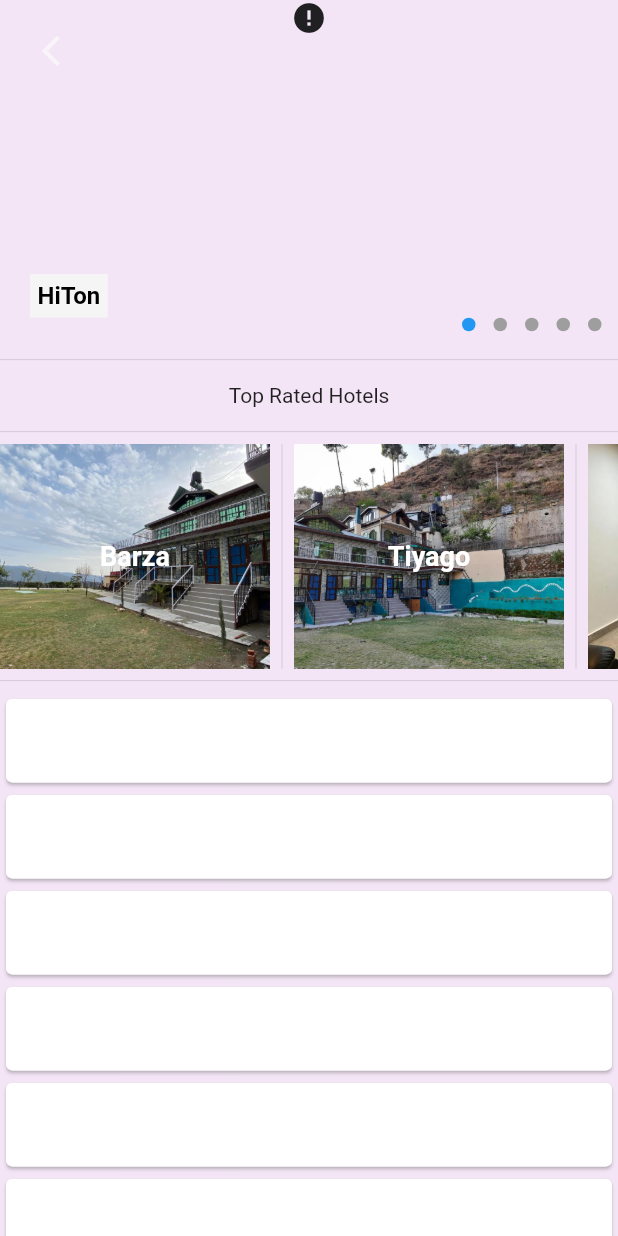
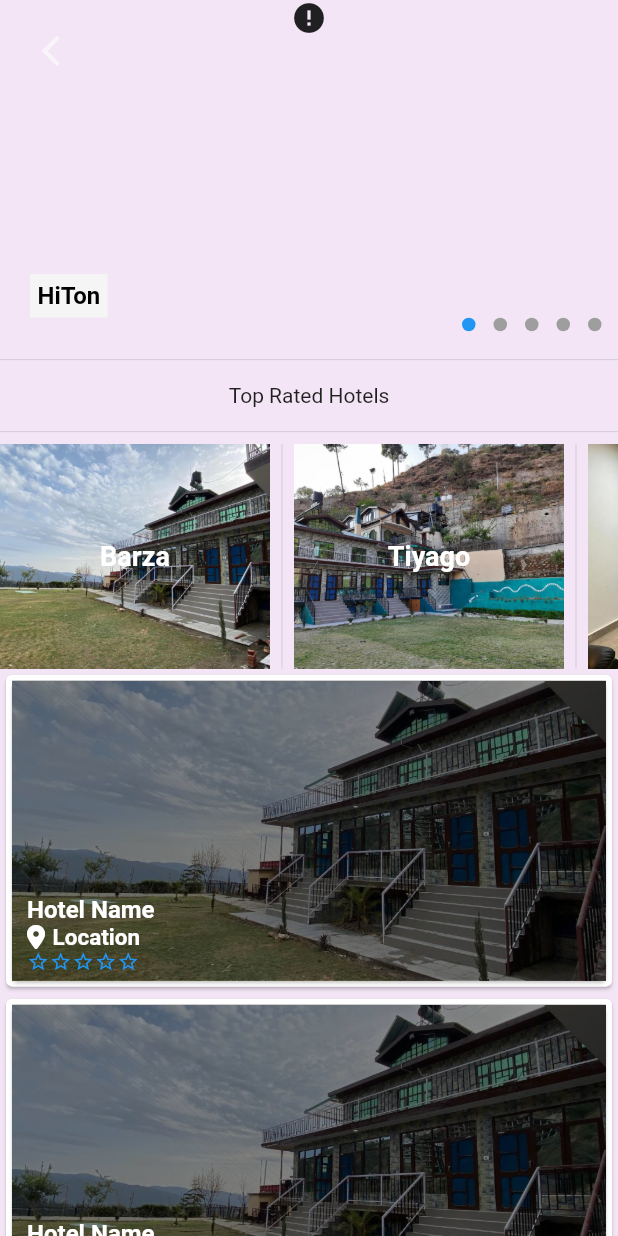
Before and after one commit to sanalsanjanz/bookings, a Flutter app: the HotelList screen opened directly with empty values, on a phone screen of 412 x 824 dp. Run offline on Flutter 3.47's test engine with Material 2 defaults, Android fonts, the phone set to English and light mode, and no system bars; drawn by our look-alikes of cached_network_image, carousel_slider, dots_indicator; our stand-ins replace font_awesome_flutter, google_nav_bar, smooth_star_rating_null_safety; network calls fail.

Commit message:
adding booking page

```diff
--- /dev/null
+++ b/lib/constants/constants.dart
@@ -0,0 +1,24 @@
+import 'package:bookmyroom/widgets/hotelSlide.dart';
+
+final items = [
+  HotelSlideItems(
+      imageLink:
+          'https://images.pexels.com/photos/258154/pexels-photo-258154.jpeg',
+      hotelName: 'HiTon'),
+  HotelSlideItems(
+      imageLink:
+          'https://images.pexels.com/photos/271624/pexels-photo-271624.jpeg',
+      hotelName: 'ABV Hotel'),
+  HotelSlideItems(
+      imageLink:
+          'https://images.pexels.com/photos/271624/pexels-photo-271624.jpeg',
+      hotelName: 'Mariya'),
+  HotelSlideItems(
+      imageLink:
+          'https://images.pexels.com/photos/258154/pexels-photo-258154.jpeg',
+      hotelName: 'TOP Stay'),
+  HotelSlideItems(
+      imageLink:
+          'https://s3.india.com/travel/wp-content/uploads/2015/05/Main10.jpg',
+      hotelName: 'ROOFTO')
+];
--- a/lib/search/stay/hotelLists.dart
+++ b/lib/search/stay/hotelLists.dart
@@ -1,42 +1,26 @@
 // ignore_for_file: must_be_immutable
 
-import 'package:cached_network_image/cached_network_image.dart';
+import 'package:bookmyroom/constants/constants.dart';
+import 'package:bookmyroom/search/stay/hotelDetails.dart';
+import 'package:bookmyroom/widgets/hotelCard.dart';
 import 'package:carousel_slider/carousel_slider.dart';
 import 'package:dots_indicator/dots_indicator.dart';
 import 'package:flutter/material.dart';
 import 'package:flutter/services.dart';
+import 'package:font_awesome_flutter/font_awesome_flutter.dart';
+import 'package:smooth_star_rating_null_safety/smooth_star_rating_null_safety.dart';
 
 class HotelList extends StatefulWidget {
   HotelList({super.key, required this.city, required this.image});
   String city;
   String image;
+
   @override
   State<HotelList> createState() => _HotelListState();
 }
 
 class _HotelListState extends State<HotelList> {
-  final items = [
-    HotelSlideItems(
-        imageLink:
-            'https://images.pexels.com/photos/258154/pexels-photo-258154.jpeg',
-        hotelName: 'HiTon'),
-    HotelSlideItems(
-        imageLink:
-            'https://images.pexels.com/photos/271624/pexels-photo-271624.jpeg',
-        hotelName: 'ABV Hotel'),
-    HotelSlideItems(
-        imageLink:
-            'https://images.pexels.com/photos/271624/pexels-photo-271624.jpeg',
-        hotelName: 'Mariya'),
-    HotelSlideItems(
-        imageLink:
-            'https://images.pexels.com/photos/258154/pexels-photo-258154.jpeg',
-        hotelName: 'TOP Stay'),
-    HotelSlideItems(
-        imageLink:
-            'https://s3.india.com/travel/wp-content/uploads/2015/05/Main10.jpg',
-        hotelName: 'ROOFTO')
-  ];
+  double rating = 0.0;
 
   int currentIndex = 0;
 
@@ -111,6 +95,10 @@ class _HotelListState extends State<HotelList> {
               scrollDirection: Axis.horizontal,
               children: [
                 HotelCard(
+                  onTap: () {
+                    Navigator.of(context).push(MaterialPageRoute(
+                        builder: (ctx) => const HotelDetails()));
+                  },
                   name: 'Barza',
                   image: 'assets/1.jpg',
                 ),
@@ -138,106 +126,96 @@ class _HotelListState extends State<HotelList> {
               ],
             ),
           ),
-          const Divider(),
           Expanded(
             child: ListView.builder(
               itemCount: 10,
-                  itemBuilder: (context, index) => const Card(
-                        child: ListTile(),
-                      )))
-        ],
-      ),
-    );
-  }
-}
-
-class HotelCard extends StatelessWidget {
-  HotelCard({super.key, required this.image, required this.name});
-  String image;
-  String name;
-  @override
-  Widget build(BuildContext context) {
-    return Container(
-      decoration: const BoxDecoration(
-        // borderRadius: BorderRadius.circular(10),
-        color: Colors.red,
-      ),
-      height: 180,
-      width: 180,
+              itemBuilder: (context, index) => Card(
+                child: Card(
+                  child: SizedBox(
+                    height: 200,
                     child: Stack(
-        //mainAxisSize: MainAxisSize.min,
                       children: [
-          Image(
-            height: 180,
-            width: 180,
-            opacity: const AlwaysStoppedAnimation(50),
+                        const Column(
+                          children: [
+                            Expanded(
+                              child: Row(
+                                children: [
+                                  Expanded(
+                                    child: Image(
                                       fit: BoxFit.cover,
-            image: AssetImage(image),
-          ),
-          Align(
-            alignment: Alignment.center,
-            child: Center(
-              child: Text(
-                name,
-                style: const TextStyle(
-                    fontSize: 18,
-                    fontWeight: FontWeight.bold,
-                    color: Colors.white),
-              ),
+                                      image: AssetImage('assets/1.jpg'),
                                     ),
                                   ),
                                 ],
                               ),
-    );
-  }
-}
-
-class HotelSlideItems extends StatelessWidget {
-  HotelSlideItems(
-      {super.key, required this.imageLink, required this.hotelName});
-  String imageLink;
-  String hotelName;
-  @override
-  Widget build(BuildContext context) {
-    return SizedBox(
-      height: 250,
-      width: MediaQuery.of(context).size.width,
-      child: Stack(
+                            ),
+                          ],
+                        ),
+                        Column(
                           children: [
-          SizedBox(
-            width: double.maxFinite,
-            child: CachedNetworkImage(
-              fit: BoxFit.cover,
-              imageUrl: imageLink,
-              progressIndicatorBuilder: (context, url, downloadProgress) =>
-                  Center(
-                child: CircularProgressIndicator(
-                  value: downloadProgress.progress,
-                  color: Colors.purple,
+                            Expanded(
+                              child: Container(
+                                color: Colors.black45,
                               ),
                             ),
-              errorWidget: (context, url, error) => const Icon(Icons.error),
+                          ],
+                        ),
+                        Positioned(
+                            bottom: 5,
+                            left: 10,
+                            child: Row(
+                              children: [
+                                Column(
+                                  mainAxisAlignment: MainAxisAlignment.start,
+                                  crossAxisAlignment: CrossAxisAlignment.start,
+                                  children: [
+                                    const Text(
+                                      'Hotel Name',
+                                      style: TextStyle(
+                                          color: Colors.white,
+                                          fontWeight: FontWeight.bold,
+                                          fontSize: 16),
+                                    ),
+                                    const Row(
+                                      children: [
+                                        FaIcon(
+                                          FontAwesomeIcons.locationDot,
+                                          color: Colors.white,
+                                          size: 16,
+                                        ),
+                                        SizedBox(
+                                          width: 5,
+                                        ),
+                                        Text(
+                                          'Location',
+                                          style: TextStyle(
+                                              color: Colors.white,
+                                              fontWeight: FontWeight.bold,
+                                              fontSize: 15),
+                                        ),
+                                      ],
+                                    ),
+                                    SmoothStarRating(
+                                        allowHalfRating: false,
+                                        onRatingChanged: (v) {
+                                          rating = v;
+                                          setState(() {});
+                                        },
+                                        starCount: 5,
+                                        rating: rating,
+                                        size: 15.0,
+                                        filledIconData: Icons.star,
+                                        halfFilledIconData: Icons.blur_on,
+                                        color: Colors.green,
+                                        //  borderColor: Colors.green,
+                                        spacing: 0.0)
+                                  ],
+                                ),
+                              ],
+                            )),
+                      ],
                     ),
                   ),
-          /* Image(
-              width: double.maxFinite,
-              fit: BoxFit.cover,
-              image: NetworkImage(imageLink)), */
-          Positioned(
-            bottom: 20,
-            left: 20,
-            child: Container(
-              padding: const EdgeInsets.all(5),
-              decoration: BoxDecoration(
-                color: Colors.grey[100],
-              ),
-              child: Center(
-                child: Text(
-                  hotelName,
-                  style: const TextStyle(
-                      fontSize: 16,
-                      fontWeight: FontWeight.bold,
-                      color: Colors.black),
                 ),
               ),
             ),
--- /dev/null
+++ b/lib/widgets/hotelCard.dart
@@ -0,0 +1,49 @@
+// ignore_for_file: file_names, must_be_immutable
+
+import 'package:flutter/material.dart';
+
+class HotelCard extends StatelessWidget {
+  HotelCard({super.key, required this.image, required this.name, this.onTap});
+  String image;
+  String name;
+  void Function()? onTap;
+
+  @override
+  Widget build(BuildContext context) {
+    return InkWell(
+      onTap: onTap,
+      child: Container(
+        decoration: const BoxDecoration(
+          // borderRadius: BorderRadius.circular(10),
+          color: Colors.red,
+        ),
+        height: 180,
+        width: 180,
+        child: Stack(
+          //mainAxisSize: MainAxisSize.min,
+          children: [
+            Image(
+              height: 180,
+              width: 180,
+              opacity: const AlwaysStoppedAnimation(50),
+              fit: BoxFit.cover,
+              image: AssetImage(image),
+            ),
+            Align(
+              alignment: Alignment.center,
+              child: Center(
+                child: Text(
+                  name,
+                  style: const TextStyle(
+                      fontSize: 18,
+                      fontWeight: FontWeight.bold,
+                      color: Colors.white),
+                ),
+              ),
+            ),
+          ],
+        ),
+      ),
+    );
+  }
+}
--- /dev/null
+++ b/lib/widgets/hotelSlide.dart
@@ -0,0 +1,60 @@
+// ignore_for_file: must_be_immutable
+
+import 'package:cached_network_image/cached_network_image.dart';
+import 'package:flutter/material.dart';
+
+class HotelSlideItems extends StatelessWidget {
+  HotelSlideItems(
+      {super.key, required this.imageLink, required this.hotelName});
+  String imageLink;
+  String hotelName;
+  @override
+  Widget build(BuildContext context) {
+    return SizedBox(
+      height: 250,
+      width: MediaQuery.of(context).size.width,
+      child: Stack(
+        children: [
+          SizedBox(
+            width: double.maxFinite,
+            child: CachedNetworkImage(
+              fit: BoxFit.cover,
+              imageUrl: imageLink,
+              progressIndicatorBuilder: (context, url, downloadProgress) =>
+                  Center(
+                child: CircularProgressIndicator(
+                  value: downloadProgress.progress,
+                  color: Colors.purple,
+                ),
+              ),
+              errorWidget: (context, url, error) => const Icon(Icons.error),
+            ),
+          ),
+          /* Image(
+              width: double.maxFinite,
+              fit: BoxFit.cover,
+              image: NetworkImage(imageLink)), */
+          Positioned(
+            bottom: 20,
+            left: 20,
+            child: Container(
+              padding: const EdgeInsets.all(5),
+              decoration: BoxDecoration(
+                color: Colors.grey[100],
+              ),
+              child: Center(
+                child: Text(
+                  hotelName,
+                  style: const TextStyle(
+                      fontSize: 16,
+                      fontWeight: FontWeight.bold,
+                      color: Colors.black),
+                ),
+              ),
+            ),
+          ),
+        ],
+      ),
+    );
+  }
+}
--- a/pubspec.yaml
+++ b/pubspec.yaml
@@ -16,6 +16,7 @@ dependencies:
   font_awesome_flutter: ^10.5.0
   google_nav_bar: ^5.0.6
   intl: ^0.18.1
+  smooth_star_rating_null_safety: ^1.0.4+2
 
 dev_dependencies:
   flutter_lints: ^2.0.0
```
Also changed, not shown: lib/search/stay/hotelDetails.dart (added, +246 -0 lines), lib/search/stay/searchHotels.dart (+13 -8 lines), pubspec.lock. Lines whose indentation alone changed are shown as unchanged.
